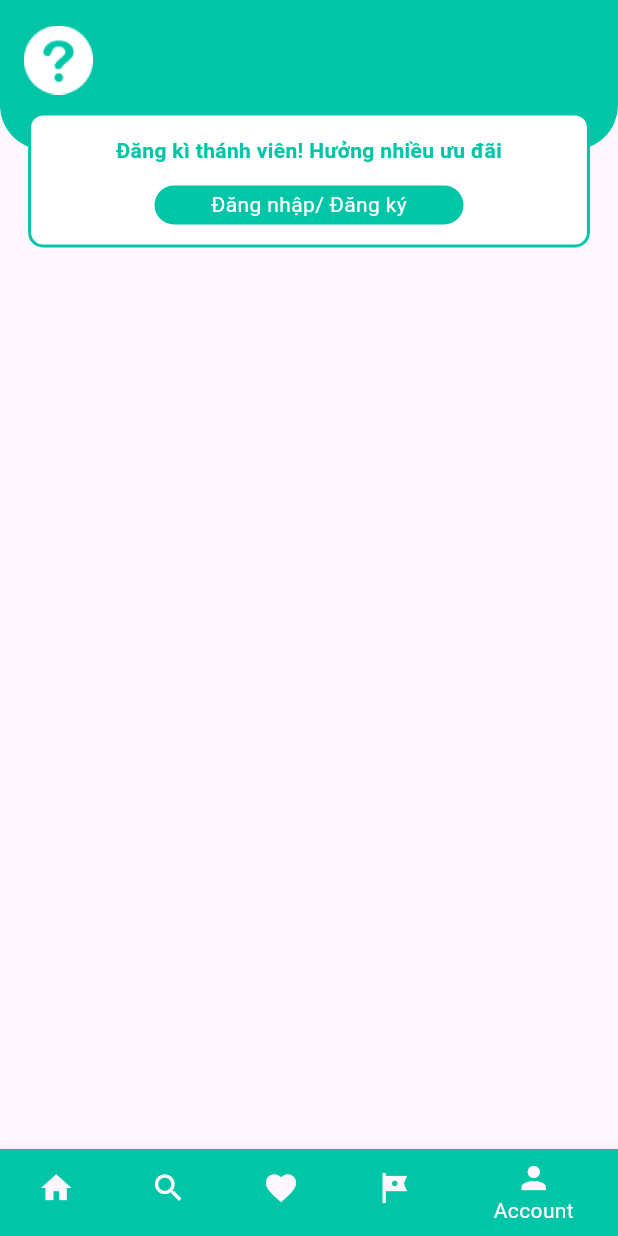
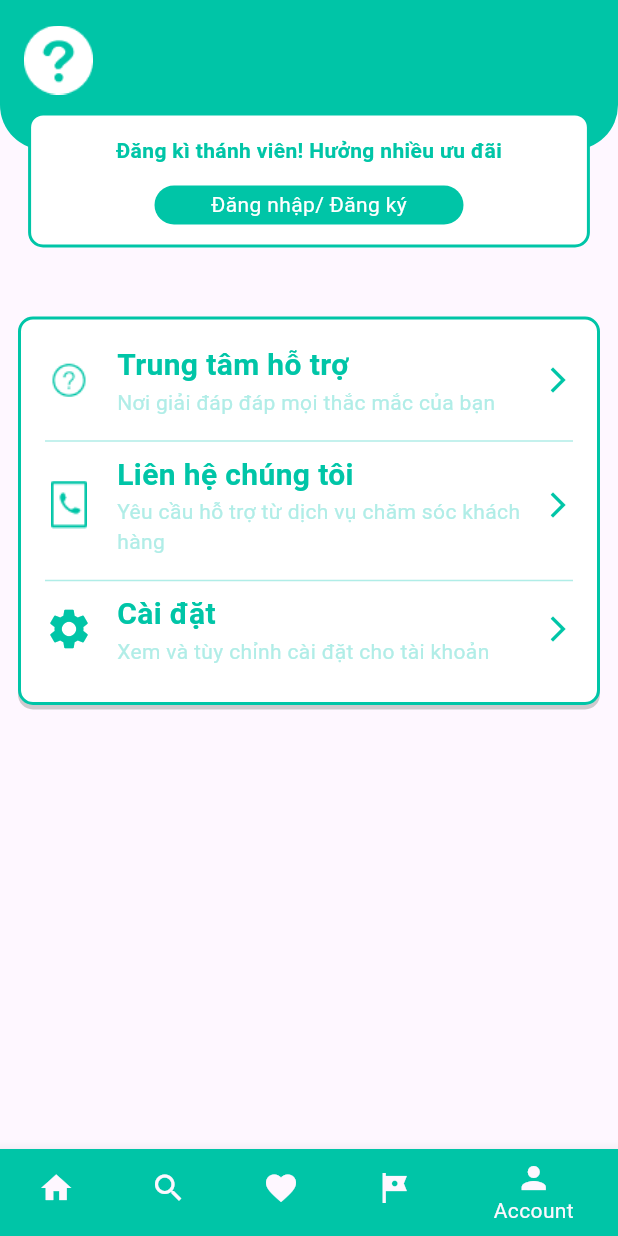
Before and after one commit to hyuniedev/Ryokou, a Flutter app: the screen it shows after launch, item 5 of the bottom bar chosen, on a phone screen of 412 x 824 dp. Run offline on Flutter 3.47's test engine with Material 3 defaults, Android fonts, the phone set to English and light mode, and no system bars; our stand-ins replace cloud_firestore, firebase_auth, firebase_core, go_router; accounts and stored records are empty; network calls fail.

Commit message:
+ update account_page

```diff
--- /dev/null
+++ b/ryokou/lib/ui/item/itemAcc.dart
@@ -0,0 +1,82 @@
+import 'package:flutter/material.dart';
+
+class Itemacc extends StatelessWidget {
+  final IconData? icon;
+  final String? iconPath;
+  final String title;
+  final String subtitle;
+  final bool isLine;
+  final VoidCallback? onTap;
+
+  const Itemacc({
+    super.key,
+    this.icon,
+    this.iconPath,
+    required this.isLine,
+    required this.title,
+    required this.subtitle,
+    this.onTap,
+  });
+
+  @override
+  Widget build(BuildContext context) {
+    return InkWell(
+      onTap: onTap,
+      child: Column(
+        crossAxisAlignment: CrossAxisAlignment.start,
+        children: [
+          Row(
+            mainAxisAlignment: MainAxisAlignment.spaceAround,
+            children: [
+              if (iconPath != null)
+                Image.asset(
+                  iconPath!,
+                  width: 32,
+                  height: 32,
+                )
+              else if (icon != null)
+                Icon(
+                  icon,
+                  size: 32,
+                  color: const Color(0xFF00C5A7),
+                ),
+              if (icon != null || iconPath != null) const SizedBox(width: 16),
+              Expanded(
+                child: Column(
+                  crossAxisAlignment: CrossAxisAlignment.start,
+                  children: [
+                    Text(
+                      title,
+                      style: const TextStyle(
+                          color: Color(0xFF00C5A7),
+                          fontWeight: FontWeight.bold,
+                          fontSize: 20),
+                    ),
+                    Text(
+                      subtitle,
+                      style: const TextStyle(
+                        color: Color(0xFFB0EDE7),
+                        fontSize: 14,
+                      ),
+                      maxLines: null,
+                      overflow: TextOverflow.visible,
+                    )
+                  ],
+                ),
+              ),
+              const Icon(
+                Icons.arrow_forward_ios,
+                color: Color(0xFF00C5A7),
+                size: 20,
+              )
+            ],
+          ),
+          const SizedBox(
+            height: 8,
+          ),
+          if (isLine) const Divider(color: Color(0xFFB0EDE7), thickness: 1),
+        ],
+      ),
+    );
+  }
+}
--- /dev/null
+++ b/ryokou/lib/ui/page/account/acc_container.dart
@@ -0,0 +1,33 @@
+import 'package:flutter/material.dart';
+import 'package:ryokou/ui/item/itemAcc.dart';
+
+class AccContainer extends StatelessWidget {
+  final Column column;
+  const AccContainer({
+    super.key,
+    required this.column,
+  });
+
+  @override
+  Widget build(BuildContext context) {
+    return Container(
+      width: MediaQuery.of(context).size.width,
+      decoration: BoxDecoration(
+        color: Colors.white,
+        border: Border.all(
+          color: const Color(0xFF00C5A7),
+          width: 2.0,
+        ),
+        boxShadow: [
+          BoxShadow(
+              color: Colors.grey.withOpacity(0.5), offset: const Offset(0, 3))
+        ],
+        borderRadius: BorderRadius.circular(10),
+      ),
+      child: Padding(
+        padding: const EdgeInsets.all(16),
+        child: column,
+      ),
+    );
+  }
+}
--- a/ryokou/lib/ui/page/account/account_page.dart
+++ b/ryokou/lib/ui/page/account/account_page.dart
@@ -1,6 +1,8 @@
 import 'package:flutter/material.dart';
 import 'package:ryokou/controller/controller_data.dart';
 import 'package:ryokou/ui/booking/pay.dart';
+import 'package:ryokou/ui/item/itemAcc.dart';
+import 'package:ryokou/ui/page/account/acc_container.dart';
 import 'package:ryokou/ui/sections/appbar/top_app_bar.dart';
 
 class AccountPage extends StatefulWidget {
@@ -22,14 +24,25 @@ class _AccountPage extends State<AccountPage> {
               getAppBar(
                 context,
                 Container(
-                  child: const Column(
+                  child: Column(
                     children: [
-                      Row(
+                      DataController().getUser == null
+                          ? const Row(
                               children: [
                                 ImageIcon(
-                            AssetImage('assets/image/pajamas_question.png'),
+                                  AssetImage(
+                                      'assets/image/pajamas_question.png'),
                                   color: Colors.white,
                                   size: 46,
+                                )
+                              ],
+                            )
+                          : const Row(
+                              children: [
+                                Icon(
+                                  Icons.person_outline,
+                                  size: 52,
+                                  color: Colors.white,
                                 )
                               ],
                             ),
@@ -37,11 +50,86 @@ class _AccountPage extends State<AccountPage> {
                   ),
                 ),
                 isHome: DataController().getUser == null ? true : false,
-              )
+              ),
+              Container(
+                child: Padding(
+                  padding:
+                      const EdgeInsets.symmetric(vertical: 24, horizontal: 12),
+                  child: DataController().getUser == null
+                      ? MadaAccContainer()
+                      : UserAccContainer(),
+                ),
+              ),
             ],
           ),
         ),
       ),
     );
   }
+
+  Column UserAccContainer() {
+    return Column(
+      mainAxisAlignment: MainAxisAlignment.spaceAround,
+      crossAxisAlignment: CrossAxisAlignment.start,
+      children: [
+        const Text(
+          "Phần thưởng của tôi",
+          style: TextStyle(
+            color: Color(0xFF00C5A7),
+            fontSize: 20,
+            fontWeight: FontWeight.bold,
+          ),
+        ),
+        const SizedBox(
+          height: 8,
+        ),
+        const AccContainer(
+            column: Column(
+          children: [
+            Itemacc(
+              isLine: true,
+              title: "0 Xu ",
+              subtitle: "Đổi xu lấy mã ưu đãi",
+            ),
+            Itemacc(
+              isLine: false,
+              title: "Mã giảm giá của tôi",
+              subtitle: "Xem danh sách mã giảm giá",
+            )
+          ],
+        )),
+        const SizedBox(
+          height: 30,
+        ),
+        MadaAccContainer(),
+      ],
+    );
   }
+
+  AccContainer MadaAccContainer() {
+    return const AccContainer(
+      column: Column(
+        children: [
+          Itemacc(
+            isLine: true,
+            title: "Trung tâm hỗ trợ",
+            subtitle: "Nơi giải đáp đáp mọi thắc mắc của bạn",
+            iconPath: "assets/image/ei_question.png",
+          ),
+          Itemacc(
+            isLine: true,
+            title: "Liên hệ chúng tôi",
+            subtitle: "Yêu cầu hỗ trợ từ dịch vụ chăm sóc khách hàng",
+            iconPath: "assets/image/Tel.png",
+          ),
+          Itemacc(
+            isLine: false,
+            title: "Cài đặt",
+            subtitle: "Xem và tùy chỉnh cài đặt cho tài khoản",
+            icon: Icons.settings,
+          )
+        ],
+      ),
+    );
+  }
+}
```
Also changed, not shown: ryokou/assets/image/Tel.png (added), ryokou/assets/image/ei_question.png (added). Lines whose indentation alone changed are shown as unchanged.
